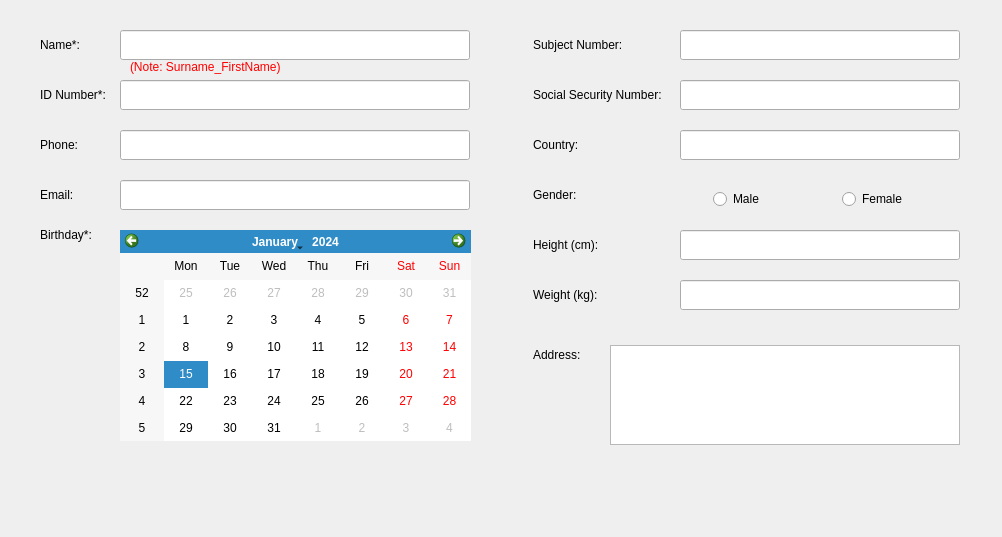
Above: DesktopApp/createnewpatientdialog.ui from michaelfong2017/landmark-annotator-desktop before the change. Below: the same form after it.
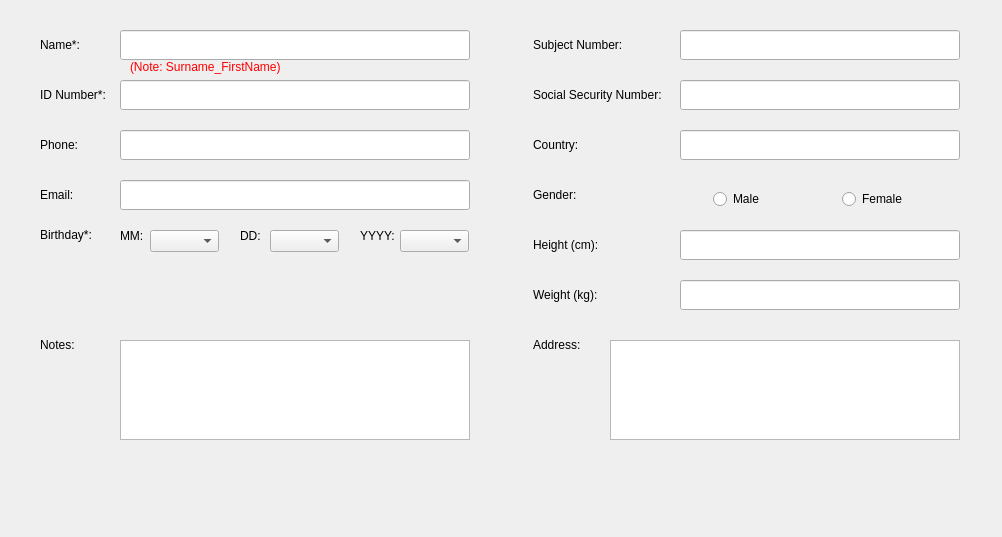
That is the form after the change.

Commit message: - Birthday field: Switch to using dropdowns. Date format MM DD YYYY. - Add a new field: Notes.

```diff
--- a/DesktopApp/createnewpatientdialog.ui
+++ b/DesktopApp/createnewpatientdialog.ui
@@ -113,7 +113,7 @@
    <property name="geometry">
     <rect>
      <x>610</x>
-     <y>345</y>
+     <y>340</y>
      <width>350</width>
      <height>100</height>
     </rect>
@@ -206,7 +206,7 @@
    <property name="geometry">
     <rect>
      <x>533</x>
-     <y>340</y>
+     <y>330</y>
      <width>81</width>
      <height>29</height>
     </rect>
@@ -234,19 +234,6 @@
     <string>Country:</string>
    </property>
   </widget>
-  <widget class="QCalendarWidget" name="dobInput">
-   <property name="geometry">
-    <rect>
-     <x>120</x>
-     <y>230</y>
-     <width>351</width>
-     <height>211</height>
-    </rect>
-   </property>
-   <property name="styleSheet">
-    <string notr="true">font: 12px &quot;MS Shell Dlg 2&quot;;</string>
-   </property>
-  </widget>
   <widget class="QLabel" name="idLabel">
    <property name="geometry">
     <rect>
@@ -418,6 +405,113 @@
     </rect>
    </property>
   </widget>
+  <widget class="QComboBox" name="dayComboBox">
+   <property name="geometry">
+    <rect>
+     <x>270</x>
+     <y>230</y>
+     <width>69</width>
+     <height>22</height>
+    </rect>
+   </property>
+  </widget>
+  <widget class="QComboBox" name="monthComboBox">
+   <property name="geometry">
+    <rect>
+     <x>150</x>
+     <y>230</y>
+     <width>69</width>
+     <height>22</height>
+    </rect>
+   </property>
+  </widget>
+  <widget class="QComboBox" name="yearComboBox">
+   <property name="geometry">
+    <rect>
+     <x>400</x>
+     <y>230</y>
+     <width>69</width>
+     <height>22</height>
+    </rect>
+   </property>
+  </widget>
+  <widget class="QLabel" name="remarksLabel">
+   <property name="geometry">
+    <rect>
+     <x>40</x>
+     <y>330</y>
+     <width>80</width>
+     <height>30</height>
+    </rect>
+   </property>
+   <property name="styleSheet">
+    <string notr="true">font: 12px &quot;MS Shell Dlg 2&quot;;</string>
+   </property>
+   <property name="text">
+    <string>Notes:</string>
+   </property>
+  </widget>
+  <widget class="QTextEdit" name="remarksInput">
+   <property name="geometry">
+    <rect>
+     <x>120</x>
+     <y>340</y>
+     <width>350</width>
+     <height>100</height>
+    </rect>
+   </property>
+   <property name="styleSheet">
+    <string notr="true">font: 12px &quot;MS Shell Dlg 2&quot;;</string>
+   </property>
+  </widget>
+  <widget class="QLabel" name="ddLabel">
+   <property name="geometry">
+    <rect>
+     <x>240</x>
+     <y>220</y>
+     <width>21</width>
+     <height>31</height>
+    </rect>
+   </property>
+   <property name="styleSheet">
+    <string notr="true">font: 12px &quot;MS Shell Dlg 2&quot;;</string>
+   </property>
+   <property name="text">
+    <string>DD:</string>
+   </property>
+  </widget>
+  <widget class="QLabel" name="MMLabel">
+   <property name="geometry">
+    <rect>
+     <x>120</x>
+     <y>220</y>
+     <width>31</width>
+     <height>31</height>
+    </rect>
+   </property>
+   <property name="styleSheet">
+    <string notr="true">font: 12px &quot;MS Shell Dlg 2&quot;;</string>
+   </property>
+   <property name="text">
+    <string>MM:</string>
+   </property>
+  </widget>
+  <widget class="QLabel" name="yyyyLabel">
+   <property name="geometry">
+    <rect>
+     <x>360</x>
+     <y>220</y>
+     <width>41</width>
+     <height>31</height>
+    </rect>
+   </property>
+   <property name="styleSheet">
+    <string notr="true">font: 12px &quot;MS Shell Dlg 2&quot;;</string>
+   </property>
+   <property name="text">
+    <string>YYYY:</string>
+   </property>
+  </widget>
  </widget>
  <resources/>
  <connections/>
```
Left out of the diff: 2 changed lines with no effect on the pictures. The commit also changes 4 other files.
